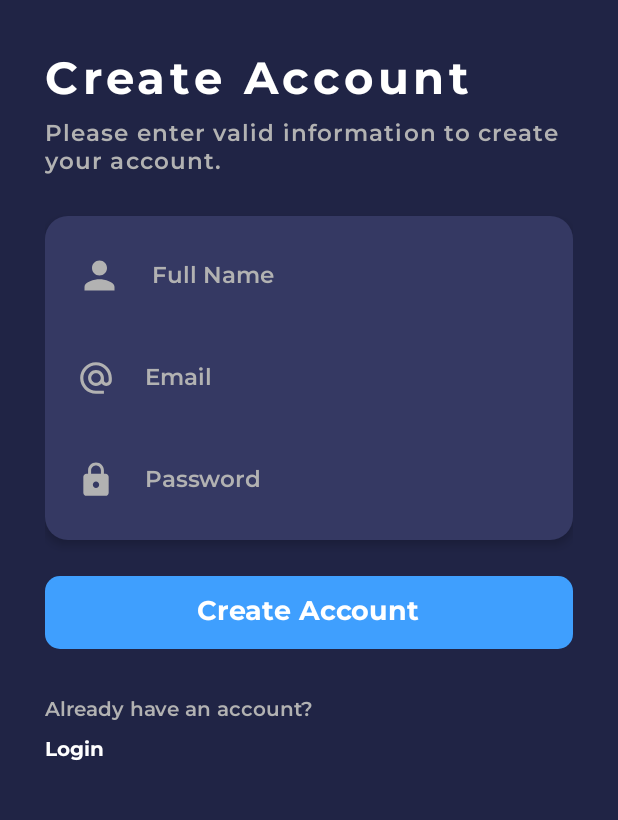
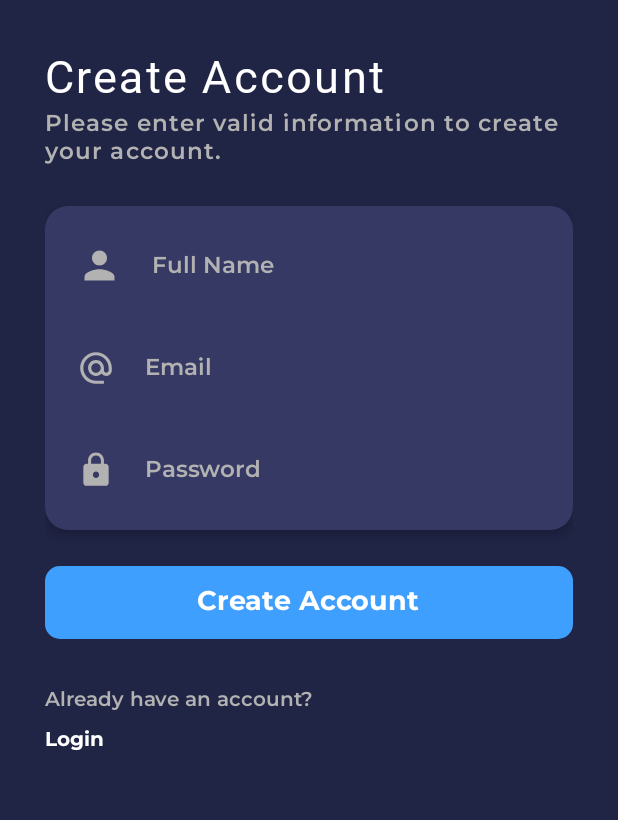
Before and after one commit to BrandonRafaelLovelyno/quizy, an Android app: the screen it shows after launch (SignupActivity), on a phone screen of 412 x 824 dp, the part 282-1102 px from its top. Run offline under Robolectric (Android 15) with nearby library versions, the phone set to English and light mode, and no system bars; our stand-ins replace Firebase (no records; nobody signed in at launch, a user with empty details on screens opened directly).

Commit message:
using extrabold on user signup and login

```diff
--- a/app/src/main/res/layout/activity_login.xml
+++ b/app/src/main/res/layout/activity_login.xml
@@ -23,11 +23,11 @@
         android:text="@string/login_title"
         android:id="@+id/txtTitle"
         android:textSize="30sp"
-        android:fontFamily="@font/montserrat_bold"
+        android:fontFamily="@font/montserrat_extrabold"
         app:layout_constraintStart_toStartOf="@id/imgLogo"
         app:layout_constraintTop_toBottomOf="@id/imgLogo"
         android:layout_marginTop="30dp"
-        android:letterSpacing="0.1"
+        android:letterSpacing="0.05"
         />
 
     <TextView
--- a/app/src/main/res/layout/activity_signup.xml
+++ b/app/src/main/res/layout/activity_signup.xml
@@ -23,11 +23,11 @@
         android:text="@string/signup_title"
         android:id="@+id/signupTitle"
         android:textSize="30sp"
-        android:fontFamily="@font/montserrat_bold"
+        android:fontFamily="@font/montserrat_extrabold"
         app:layout_constraintStart_toStartOf="@id/imgLogo"
         app:layout_constraintTop_toBottomOf="@id/imgLogo"
         android:layout_marginTop="30dp"
-        android:letterSpacing="0.1"
+        android:letterSpacing="0.05"
         />
 
     <TextView
```
